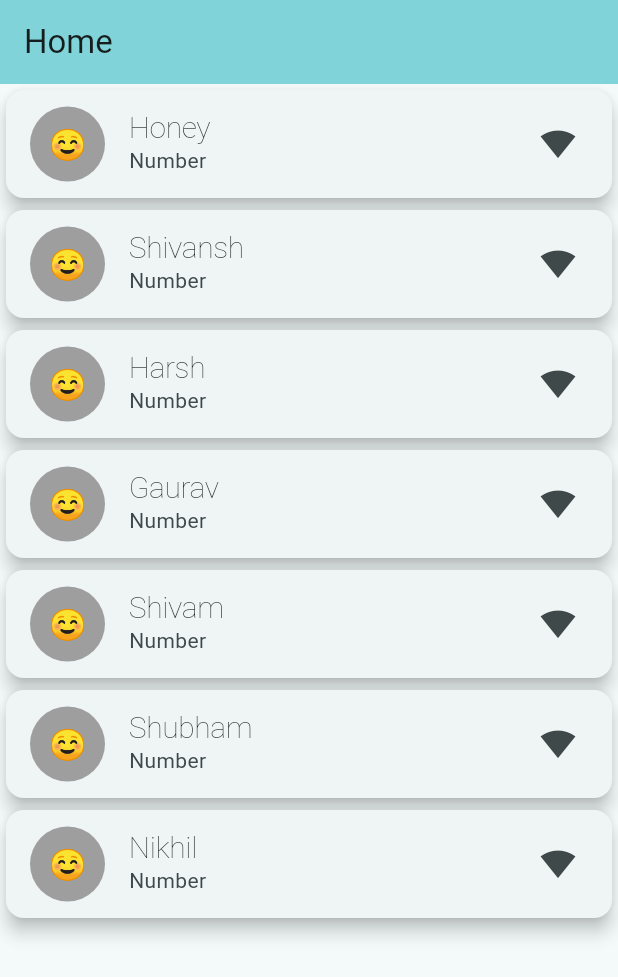
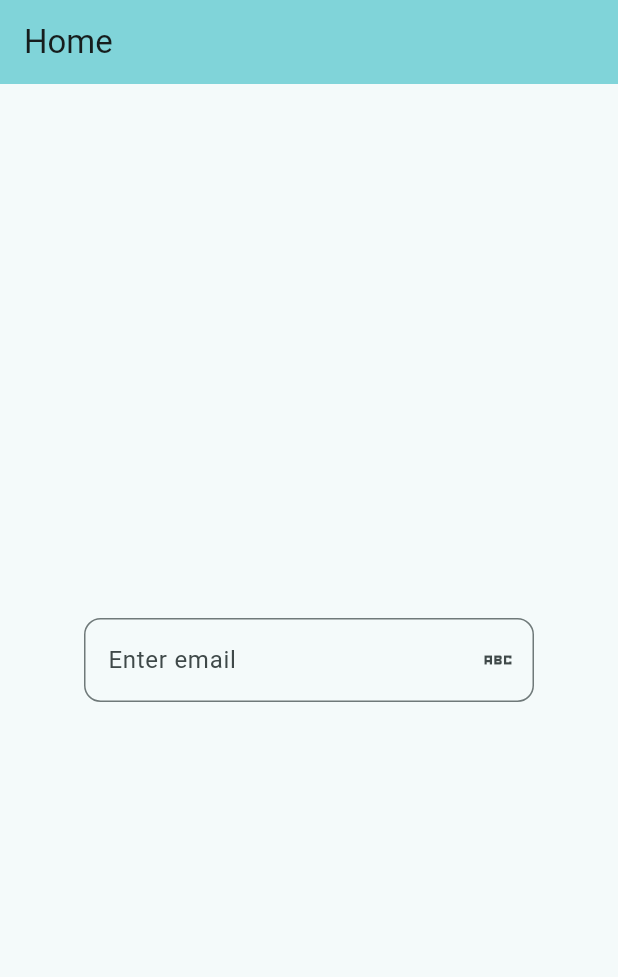
Before and after one commit to honeypathkar/Flutter-Practice-Project, a Flutter app: the screen it shows after launch, on a phone screen of 412 x 824 dp. Shown: the top 977 px of the screen. Run offline on Flutter 3.47's test engine with Material 3 defaults, Android fonts, the phone set to English and light mode, and no system bars; Roboto replaces fonts that are missing (IOS).

Commit message:
TextFeild in Flutter

```diff
--- a/lib/main.dart
+++ b/lib/main.dart
@@ -28,6 +28,7 @@ class MyFlutterApp extends StatelessWidget {
 
 // ignore: use_key_in_widget_constructors, must_be_immutable
 class MyHomePage extends StatelessWidget {
+  var emailText = TextEditingController();
   var arrName = [
     'Honey',
     'Shivansh',
@@ -37,6 +38,7 @@ class MyHomePage extends StatelessWidget {
     'Shubham',
     'Nikhil'
   ];
+
   @override
   Widget build(BuildContext context) {
     return Scaffold(
@@ -44,29 +46,27 @@ class MyHomePage extends StatelessWidget {
           title: const Text("Home"),
           backgroundColor: Theme.of(context).colorScheme.inversePrimary,
         ),
-        body: ListView.builder(
-          itemBuilder: (context, index) {
-            return Card(
-                elevation: 5,
-                child: ListTile(
-                  leading: CircleAvatar(
-                    // ignore: sort_child_properties_last
-                    child: Text(
-                        // ignore: unnecessary_string_interpolations
-                        '☺️',
-                        style: Theme.of(context).textTheme.displayLarge),
-                    backgroundColor: Colors.grey,
-                    radius: 25,
+        body: Center(
+            // ignore: sized_box_for_whitespace
+            child: Container(
+                width: 300,
+                child: TextField(
+                  controller: emailText,
+                  keyboardType: TextInputType.phone,
+                  // enabled: false,
+                  decoration: InputDecoration(
+                    hintText: "Enter email",
+                    border: OutlineInputBorder(
+                        borderRadius: BorderRadius.circular(11)),
+                    suffixIcon: IconButton(
+                        onPressed: () {
+                          String uMail = emailText.text.toString();
+                          // ignore: avoid_print
+                          print("User email: $uMail");
+                        },
+                        icon: const Icon(Icons.abc_sharp)),
+                    // prefixText: "Enter user name"),
                   ),
-                  title: Text(
-                    arrName[index],
-                    style: Theme.of(context).textTheme.displayLarge,
-                  ),
-                  subtitle: const Text('Number'),
-                  trailing: const Icon(Icons.signal_wifi_4_bar),
-                ));
-          },
-          itemCount: arrName.length,
-        ));
+                ))));
   }
 }
```
